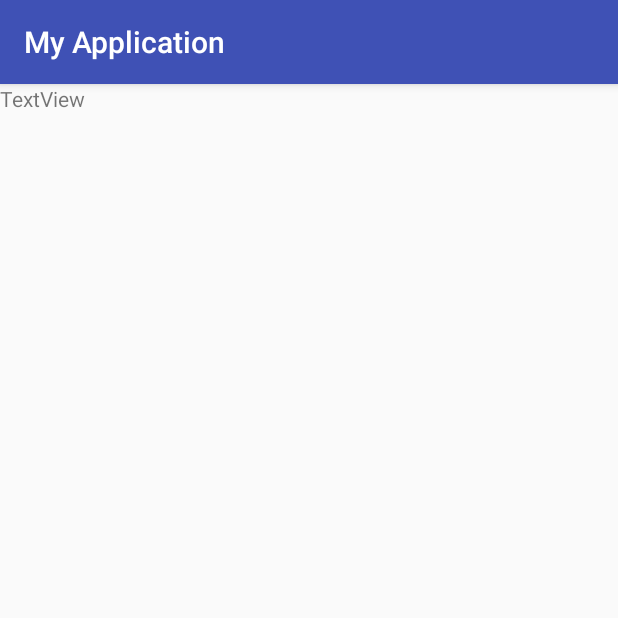
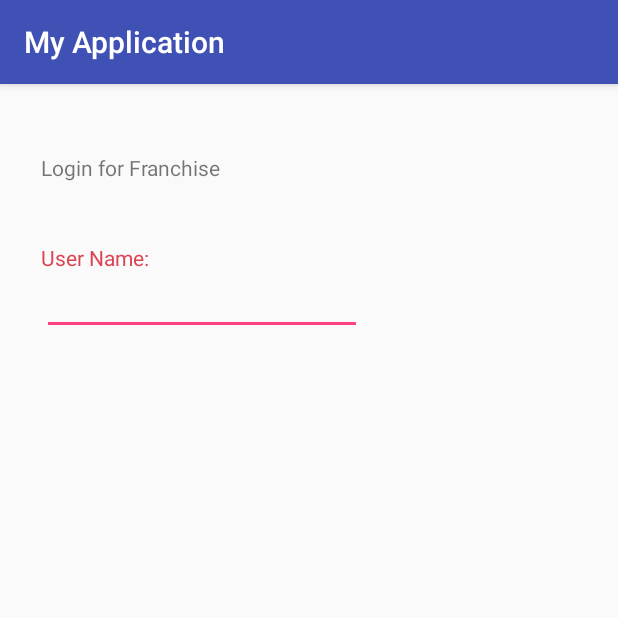
Before and after one commit to siddharthbhide/Project, an Android app: the screen it shows after launch (MainActivity), on a phone screen of 412 x 824 dp, the top half of it. Run offline under Robolectric (Android 15) with nearby library versions, the phone set to English and light mode, and no system bars.

Commit message:
Add Login Screen

```diff
--- a/MyApplication/app/src/main/res/layout/activity_main.xml
+++ b/MyApplication/app/src/main/res/layout/activity_main.xml
@@ -1,16 +1,40 @@
 <?xml version="1.0" encoding="utf-8"?>
 <RelativeLayout xmlns:android="http://schemas.android.com/apk/res/android"
-    xmlns:app="http://schemas.android.com/apk/res-auto"
     xmlns:tools="http://schemas.android.com/tools"
     android:layout_width="match_parent"
     android:layout_height="match_parent"
     tools:context=".MainActivity">
 
     <TextView
-        android:id="@+id/textView2"
+        android:id="@+id/textViewFranchiseName"
+        android:layout_width="147dp"
+        android:layout_height="29dp"
+        android:layout_alignParentStart="true"
+        android:layout_alignParentTop="true"
+        android:layout_marginStart="27dp"
+        android:layout_marginTop="106dp"
+        android:text="@string/franchise_name"
+        android:textColor="@color/colorFont" />
+
+    <EditText
+        android:id="@+id/editText"
         android:layout_width="wrap_content"
-        android:layout_height="wrap_content"
-        android:text="TextView"
-        tools:layout_editor_absoluteX="77dp"
-        tools:layout_editor_absoluteY="162dp" />
+        android:layout_height="26dp"
+        android:layout_below="@+id/textViewFranchiseName"
+        android:layout_alignParentStart="true"
+        android:layout_marginStart="28dp"
+        android:layout_marginTop="6dp"
+        android:ems="10"
+        android:inputType="textPassword"/>
+
+    <TextView
+        android:id="@+id/textLoginforFranchise"
+        android:layout_width="323dp"
+        android:layout_height="37dp"
+        android:layout_alignStart="@+id/textViewFranchiseName"
+        android:layout_alignParentTop="true"
+        android:layout_marginTop="46dp"
+        android:text="@string/login_for_franchise" />
+
+
 </RelativeLayout>
--- a/MyApplication/app/src/main/res/values/colors.xml
+++ b/MyApplication/app/src/main/res/values/colors.xml
@@ -4,4 +4,5 @@
     <color name="colorPrimaryDark">#303F9F</color>
     <color name="colorAccent">#FF4081</color>
     <color name="colorFont">#DA4453</color>
+    <color name="colorLoginforFranchise">#444</color>
 </resources>
--- a/MyApplication/app/src/main/res/values/strings.xml
+++ b/MyApplication/app/src/main/res/values/strings.xml
@@ -6,5 +6,8 @@
     <string name="title_activity_main">MainActivity</string>
     <string name="csd_foundation">CSD Foundation</string>
     <string name="tag_line">Children Skills Development Foundation</string>
+    <string name="franchise_name">User Name:</string>
+    <string name="login_for_franchise">Login for Franchise</string>
+    <string name="franchise_Password">Password :</string>>
 
 </resources>
```
